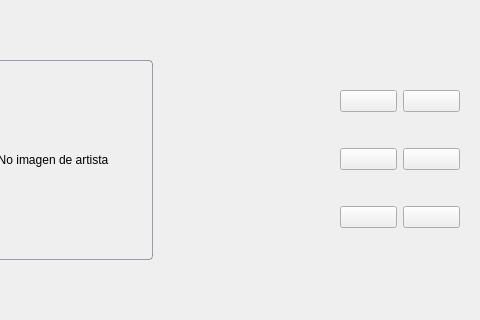
volteret4/mfuz, file ui/music_fuzzy_module.ui: the form before one commit; both pictures show x 720 to 1200 and y 380 to 700 of the 1200 by 800 pixel window.
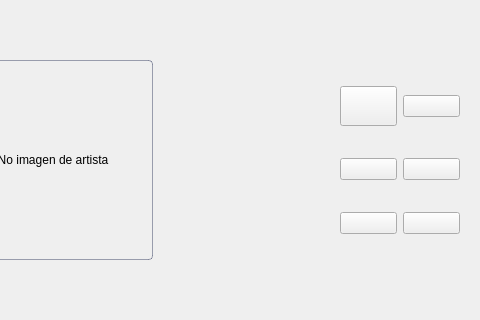
The form after the commit. Icons and pictures are not drawn.

The edit to the form file:
```diff
--- a/ui/music_fuzzy_module.ui
+++ b/ui/music_fuzzy_module.ui
@@ -397,6 +397,22 @@
               <height>16777215</height>
              </size>
             </property>
+            <property name="styleSheet">
+             <string notr="true">            QPushButton {{
+                background-color: {theme['secondary_bg']};
+                color: {theme['fg']};
+                border-radius: 20px;
+				border: none
+            }}
+            
+            QPushButton:hover {{
+                background-color: {theme['button_hover']};
+            }}
+            
+            QPushButton:pressed {{
+                background-color: {theme['selection']};
+            }}</string>
+            </property>
             <property name="frameShape">
              <enum>QFrame::Shape::NoFrame</enum>
             </property>
@@ -415,6 +431,12 @@
              </property>
              <item row="0" column="0">
               <widget class="QPushButton" name="play_button">
+               <property name="minimumSize">
+                <size>
+                 <width>40</width>
+                 <height>40</height>
+                </size>
+               </property>
                <property name="focusPolicy">
                 <enum>Qt::FocusPolicy::NoFocus</enum>
                </property>
@@ -425,6 +447,15 @@
                 <iconset resource="images.qrc">
                  <normaloff>:/icons/svg/play.svg</normaloff>:/icons/svg/play.svg</iconset>
                </property>
+               <property name="iconSize">
+                <size>
+                 <width>40</width>
+                 <height>40</height>
+                </size>
+               </property>
+               <property name="shortcut">
+                <string>Alt+Shift+R</string>
+               </property>
               </widget>
              </item>
              <item row="3" column="0">
```
